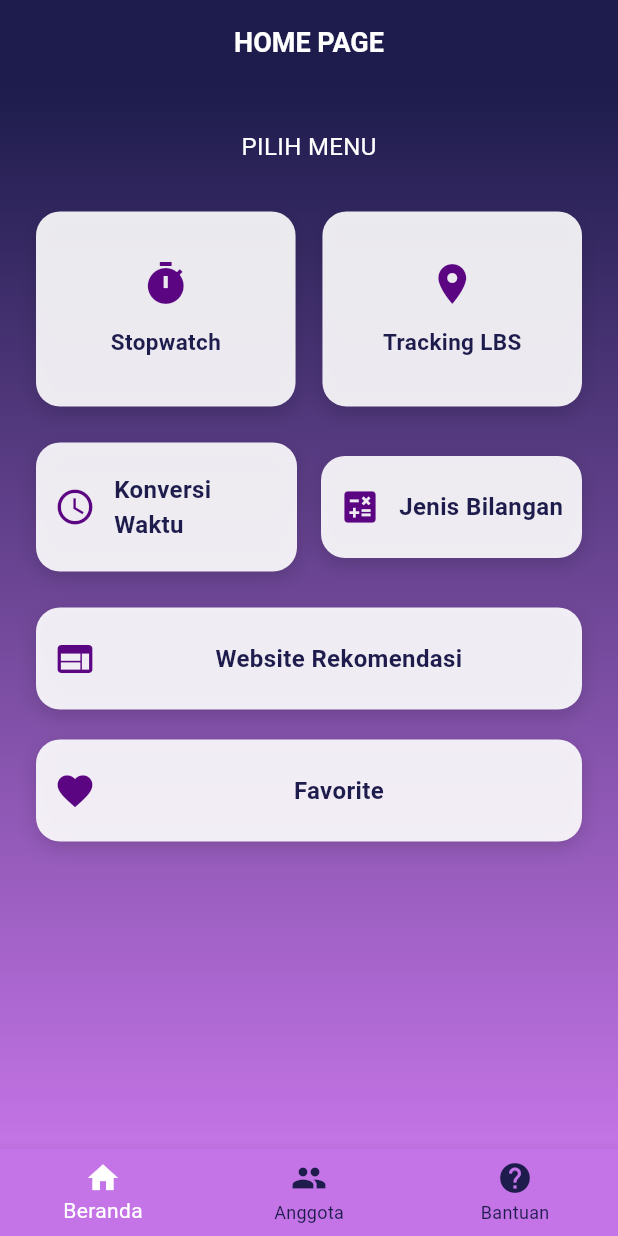
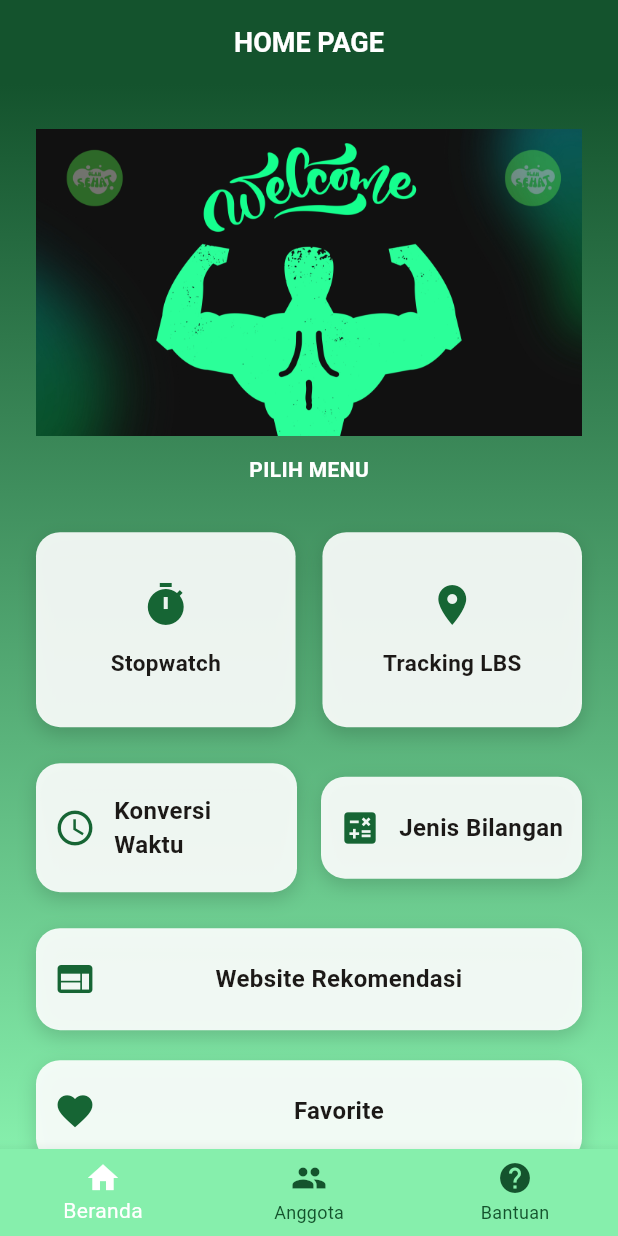
Before and after one commit to ndittzz/tpm_tugas3_2, a Flutter app: the HomePage screen opened directly, on a phone screen of 412 x 824 dp. Run offline on Flutter 3.47's test engine with Material 3 defaults, Android fonts, the phone set to English and light mode, and no system bars; our stand-ins replace shared_preferences; accounts and stored records are empty.

```diff
--- a/lib/screens/home_page.dart
+++ b/lib/screens/home_page.dart
@@ -38,20 +38,20 @@ class _HomePageState extends State<HomePage> {
           style: TextStyle(
             fontSize: 18,
             fontWeight: FontWeight.bold,
-            color: Colors.white,
+            color: Color.fromARGB(255, 255, 255, 255),
           ),
         ),
         centerTitle: true,
         automaticallyImplyLeading: false,
-        backgroundColor: Color(0xFF1D1C4C),
+        backgroundColor: Color(0xFF14532d),
       ),
       body: _pages[_currentIndex],
       bottomNavigationBar: BottomNavigationBar(
         currentIndex: _currentIndex,
         onTap: _onTabTapped,
         selectedItemColor: Colors.white,
-        backgroundColor: Color(0xFFC474E6),
-        unselectedItemColor: Color(0xFF1D1C4C),
+        backgroundColor: Color(0xFF86efac),
+        unselectedItemColor: Color(0xFF14532d),
         items: const [
           BottomNavigationBarItem(
             icon: Icon(Icons.home),
@@ -81,7 +81,10 @@ class MainMenuPage extends StatelessWidget {
       width: double.infinity,
       decoration: const BoxDecoration(
         gradient: LinearGradient(
-          colors: [Color(0xFF1D1C4C), Color(0xFFC474E6)],
+          colors: [
+            Color(0xFF14532d), // hijau tua elegan
+            Color(0xFF86efac), // hijau pastel cerah
+          ],
           begin: Alignment.topCenter,
           end: Alignment.bottomCenter,
         ),
@@ -92,17 +95,24 @@ class MainMenuPage extends StatelessWidget {
           child: Column(
             crossAxisAlignment: CrossAxisAlignment.center,
             children: [
+              Image.asset(
+    'assets/images/header_menu.jpg',
+    width: double.infinity,      // selebar layar
+  fit: BoxFit.fitWidth,
+  ),
+
+  const SizedBox(height: 12),
+
               const Text(
                 'PILIH MENU',
                 style: TextStyle(
-                  fontSize: 16,
-                  fontWeight: FontWeight.normal,
+                  fontSize: 14,
+                  fontWeight: FontWeight.bold,
                   color: Colors.white,
                 ),
               ),
               const SizedBox(height: 24),
 
-              // 🔲 Tombol Kotak: Stopwatch & Tracking LBS
               Row(
                 mainAxisAlignment: MainAxisAlignment.spaceBetween,
                 children: [
@@ -120,15 +130,13 @@ class MainMenuPage extends StatelessWidget {
                     title: 'Tracking LBS',
                     icon: Icons.location_on,
                     onTap: () {
-                      // TODO: Tambahkan navigasi LBS
+                      // Tambahkan navigasi Tracking LBS
                     },
                   ),
                 ],
               ),
-
               const SizedBox(height: 16),
 
-              // 🔳 Tombol Horizontal
               Row(
                 children: [
                   Expanded(
@@ -156,7 +164,6 @@ class MainMenuPage extends StatelessWidget {
                   ),
                 ],
               ),
-
               const SizedBox(height: 16),
               _menuCard(
                 context,
@@ -186,7 +193,7 @@ class MainMenuPage extends StatelessWidget {
     );
   }
 
-  // ✅ Tombol Horizontal (default)
+  // 🔳 Tombol Horizontal
   Widget _menuCard(BuildContext context,
       {required String title,
       required IconData icon,
@@ -215,7 +222,7 @@ class MainMenuPage extends StatelessWidget {
             mainAxisAlignment:
                 fullWidth ? MainAxisAlignment.center : MainAxisAlignment.start,
             children: [
-              Icon(icon, color: const Color(0xFF5B0583), size: 28),
+              Icon(icon, color: Color(0xFF166534), size: 28), // hijau bold
               const SizedBox(width: 12),
               Expanded(
                 child: Text(
@@ -225,7 +232,7 @@ class MainMenuPage extends StatelessWidget {
                   style: const TextStyle(
                     fontSize: 16,
                     fontWeight: FontWeight.bold,
-                    color: Color(0xFF1D1C4C),
+                    color: Color(0xFF1c1917), // hijau gelap/soft black
                   ),
                 ),
               ),
@@ -236,7 +243,7 @@ class MainMenuPage extends StatelessWidget {
     );
   }
 
-  // ✅ Tombol Kotak Vertikal (khusus Stopwatch & LBS)
+  // 🔲 Tombol Kotak Vertikal
   Widget _verticalMenuCard(BuildContext context,
       {required String title,
       required IconData icon,
@@ -262,14 +269,14 @@ class MainMenuPage extends StatelessWidget {
         child: Column(
           mainAxisAlignment: MainAxisAlignment.center,
           children: [
-            Icon(icon, color: const Color(0xFF5B0583), size: 32),
+            Icon(icon, color: Color(0xFF166534), size: 32),
             const SizedBox(height: 12),
             Text(
               title,
               style: const TextStyle(
                 fontSize: 15,
                 fontWeight: FontWeight.bold,
-                color: Color(0xFF1D1C4C),
+                color: Color(0xFF1c1917),
               ),
             ),
           ],
@@ -278,6 +285,7 @@ class MainMenuPage extends StatelessWidget {
     );
   }
 }
+
 
 
 
@@ -328,23 +336,24 @@ class MembersPage extends StatelessWidget {
   Widget build(BuildContext context) {
     return Scaffold(
       appBar: AppBar(
+        automaticallyImplyLeading: false,
         title: Text(
           'PROFIL ANGGOTA',
           style: TextStyle(
-            fontSize: 18,
+            fontSize: 14,
             fontWeight: FontWeight.bold,
             color: Colors.white,
           ),
         ),
         centerTitle: true,
-        backgroundColor: Color(0xFF1D1C4C),
+        backgroundColor: Color(0xFF14532d),
       ),
       body: Container(
         decoration: BoxDecoration(
           gradient: LinearGradient(
             colors: [
-              Color(0xFF1D1C4C),
-              Color(0xFFC474E6),
+              Color(0xFF14532d),
+              Color(0xFF86efac),
             ],
             begin: Alignment.topCenter,
             end: Alignment.bottomCenter,
@@ -443,23 +452,24 @@ class HelpPage extends StatelessWidget {
   Widget build(BuildContext context) {
     return Scaffold(
       appBar: AppBar(
+        automaticallyImplyLeading: false,
         title: Text(
           'BANTUAN',
           style: TextStyle(
-            fontSize: 18,
+            fontSize: 14,
             fontWeight: FontWeight.bold,
             color: Colors.white,
           ),
         ),
         centerTitle: true,
-        backgroundColor: Color(0xFF1D1C4C),
+        backgroundColor: Color(0xFF14532d),
       ),
       body: Container(
         decoration: const BoxDecoration(
           gradient: LinearGradient(
             colors: [
-              Color(0xFF1D1C4C),
-              Color(0xFFC474E6),
+              Color(0xFF14532d),
+              Color(0xFF86efac),
             ],
             begin: Alignment.topCenter,
             end: Alignment.bottomCenter,
--- a/pubspec.yaml
+++ b/pubspec.yaml
@@ -25,6 +25,7 @@ flutter:
     - assets/images/hitungku_logo.png
     - assets/logos/logo-hijau.png
     - assets/logos/logo-putih.png
+    - assets/images/header_menu.jpg
     - assets/images/anggota1.jpg
     - assets/images/anggota2.jpg
 
```
Also changed, not shown: assets/images/header_menu.jpg (added).
